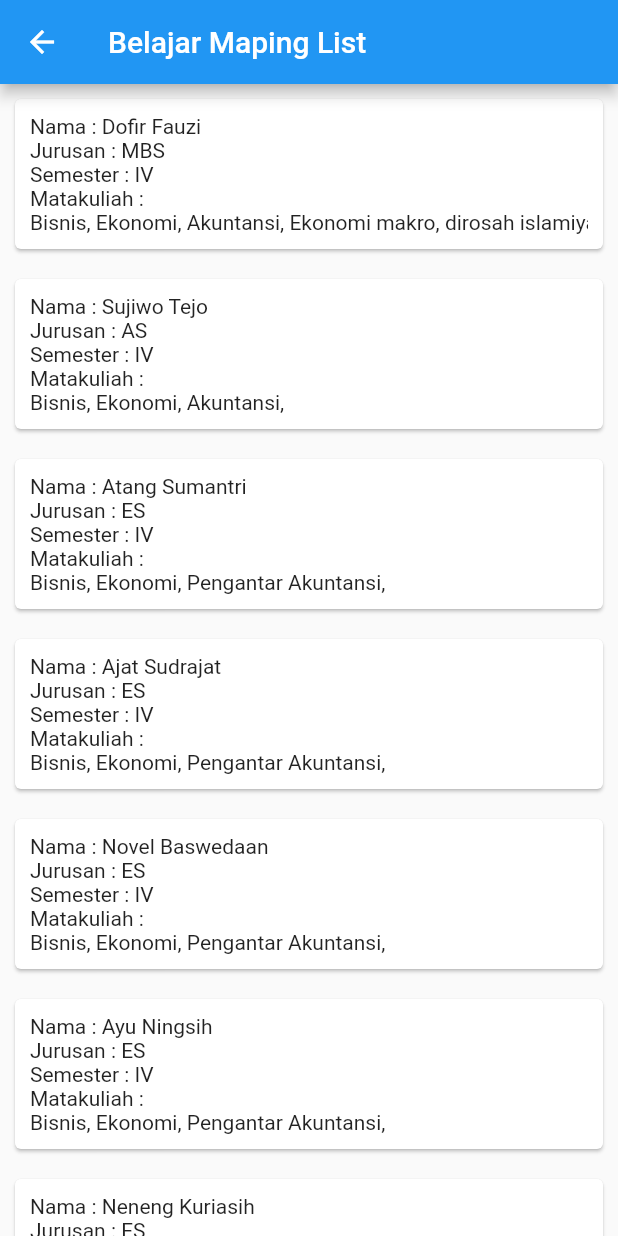
After one commit to dofirfauzi/belajar_flutter, a Flutter app: the screen it shows after launch, after a tap on "Belajar mapping List", on a phone screen of 412 x 824 dp. The commit adds this screen. Run offline on Flutter 3.47's test engine with Material 2 defaults, Android fonts, the phone set to English and light mode, and no system bars.

Commit message:
belajar mapping list

```diff
--- /dev/null
+++ b/lib/model/mahasiswa.dart
@@ -0,0 +1,52 @@
+class Mahasiswa {
+  String name;
+  String jurusan;
+  String semester;
+  List<String> matakuliah;
+
+  Mahasiswa(
+      {required this.name,
+      required this.jurusan,
+      required this.semester,
+      required this.matakuliah});
+}
+
+var mahasiswa = [
+  Mahasiswa(name: 'Dofir Fauzi', jurusan: 'MBS', semester: 'IV', matakuliah: [
+    'Bisnis',
+    'Ekonomi',
+    'Akuntansi',
+    'Ekonomi makro',
+    'dirosah islamiyah'
+  ]),
+  Mahasiswa(
+      name: 'Sujiwo Tejo',
+      jurusan: 'AS',
+      semester: 'IV',
+      matakuliah: ['Bisnis', 'Ekonomi', 'Akuntansi']),
+  Mahasiswa(
+      name: 'Atang Sumantri',
+      jurusan: 'ES',
+      semester: 'IV',
+      matakuliah: ['Bisnis', 'Ekonomi', 'Pengantar Akuntansi']),
+  Mahasiswa(
+      name: 'Ajat Sudrajat',
+      jurusan: 'ES',
+      semester: 'IV',
+      matakuliah: ['Bisnis', 'Ekonomi', 'Pengantar Akuntansi']),
+  Mahasiswa(
+      name: 'Novel Baswedaan',
+      jurusan: 'ES',
+      semester: 'IV',
+      matakuliah: ['Bisnis', 'Ekonomi', 'Pengantar Akuntansi']),
+  Mahasiswa(
+      name: 'Ayu Ningsih',
+      jurusan: 'ES',
+      semester: 'IV',
+      matakuliah: ['Bisnis', 'Ekonomi', 'Pengantar Akuntansi']),
+  Mahasiswa(
+      name: 'Neneng Kuriasih',
+      jurusan: 'ES',
+      semester: 'IV',
+      matakuliah: ['Bisnis', 'Ekonomi', 'Pengantar Akuntansi']),
+];
--- a/lib/screen/home_page/home_page.dart
+++ b/lib/screen/home_page/home_page.dart
@@ -3,6 +3,7 @@ import '../text/text_widget.dart';
 import '../column_row_stack/column_row_stack.dart';
 import '../image_widget/image_widget.dart';
 import '../statefull_widget/statefull_widget.dart';
+import '../map/map.dart';
 import 'package:flutter/material.dart';
 
 class HomePage extends StatelessWidget {
@@ -65,7 +66,15 @@ class HomePage extends StatelessWidget {
               ));
             },
             child: const Text('Belajar Statefull Widget'),
-          )
+          ),
+          OutlinedButton(
+            onPressed: () {
+              Navigator.of(context).push(MaterialPageRoute(builder: (context) {
+                return const Map();
+              }));
+            },
+            child: const Text('Belajar mapping List'),
+          ),
         ],
       ),
     );
--- /dev/null
+++ b/lib/screen/map/map.dart
@@ -0,0 +1,39 @@
+import 'package:flutter/material.dart';
+import '../../model/mahasiswa.dart';
+
+class Map extends StatelessWidget {
+  const Map({super.key});
+
+  @override
+  Widget build(BuildContext context) {
+    return Scaffold(
+      appBar: AppBar(title: const Text('Belajar Maping List')),
+      body: ListView(
+        children: mahasiswa.map((data) {
+          return Card(
+            margin: const EdgeInsets.all(10),
+            child: Padding(
+              padding: const EdgeInsets.all(10),
+              child: Column(
+                  crossAxisAlignment: CrossAxisAlignment.start,
+                  children: [
+                    Text('Nama : ${data.name}'),
+                    Text('Jurusan : ${data.jurusan}'),
+                    Text('Semester : ${data.semester}'),
+                    const Text('Matakuliah : '),
+                    SingleChildScrollView(
+                      scrollDirection: Axis.horizontal,
+                      child: Row(
+                        children: data.matakuliah.map((matkul) {
+                          return Text('$matkul, ');
+                        }).toList(),
+                      ),
+                    )
+                  ]),
+            ),
+          );
+        }).toList(),
+      ),
+    );
+  }
+}
```
